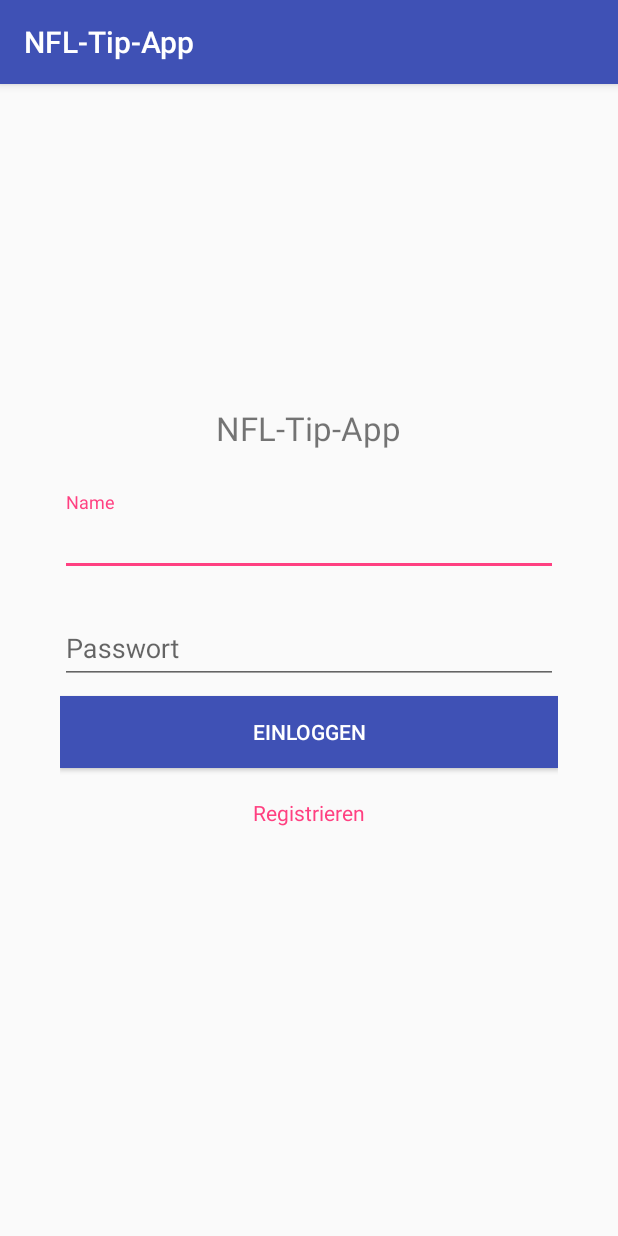
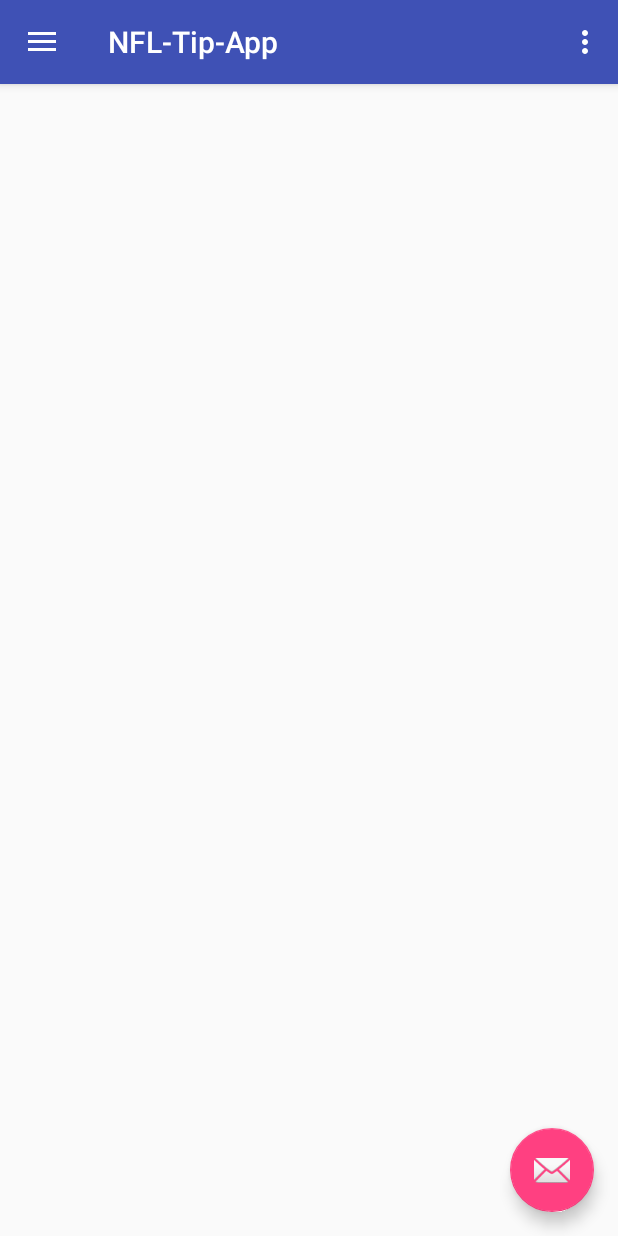
Before and after one commit to on-delete/NFLTipApp, an Android app: the screen it shows after launch (LoginActivity before the commit, MainActivity after it), on a phone screen of 412 x 824 dp. Run offline under Robolectric (Android 15) with nearby library versions, the phone set to English and light mode, and no system bars.

Commit message:
added main activity after successfull login, name and uuid are passed to main activity

```diff
--- a/app/src/main/java/com/andre/nfltipapp/LoginActivity.java
+++ b/app/src/main/java/com/andre/nfltipapp/LoginActivity.java
@@ -2,29 +2,20 @@
 
 import android.app.Fragment;
 import android.app.FragmentTransaction;
-import android.content.SharedPreferences;
 import android.support.v7.app.AppCompatActivity;
 import android.os.Bundle;
 
 public class LoginActivity extends AppCompatActivity {
 
-    private SharedPreferences pref;
-
     @Override
     protected void onCreate(Bundle savedInstanceState) {
         super.onCreate(savedInstanceState);
         setContentView(R.layout.activity_login);
-        pref = getPreferences(0);
         initFragment();
     }
 
     private void initFragment(){
-        //Fragment fragment;
-        /*if(pref.getBoolean(Constants.IS_LOGGED_IN,false)){
-            //TODO: Direct to main activity
-        }else {*/
         Fragment fragment = new LoginFragment();
-        //}
         FragmentTransaction ft = getFragmentManager().beginTransaction();
         ft.replace(R.id.fragment_frame,fragment);
         ft.commit();
--- a/app/src/main/java/com/andre/nfltipapp/LoginFragment.java
+++ b/app/src/main/java/com/andre/nfltipapp/LoginFragment.java
@@ -2,9 +2,8 @@
 
 import android.app.Fragment;
 import android.app.FragmentTransaction;
-import android.content.SharedPreferences;
+import android.content.Intent;
 import android.os.Bundle;
-import android.os.Debug;
 import android.support.design.widget.Snackbar;
 import android.support.v7.widget.AppCompatButton;
 import android.util.Log;
@@ -29,11 +28,8 @@
  */
 
 public class LoginFragment extends Fragment implements View.OnClickListener{
-    private AppCompatButton btn_login;
     private EditText et_name,et_password;
-    private TextView tv_register;
     private ProgressBar progress;
-    private SharedPreferences pref;
 
     @Override
     public View onCreateView(LayoutInflater inflater, ViewGroup container, Bundle savedInstanceState) {
@@ -43,10 +39,8 @@
     }
 
     private void initViews(View view){
-        pref = getActivity().getPreferences(0);
-
-        btn_login = (AppCompatButton)view.findViewById(R.id.btn_login);
-        tv_register = (TextView)view.findViewById(R.id.tv_register);
+        AppCompatButton btn_login = (AppCompatButton) view.findViewById(R.id.btn_login);
+        TextView tv_register = (TextView) view.findViewById(R.id.tv_register);
         et_name = (EditText)view.findViewById(R.id.et_name);
         et_password = (EditText)view.findViewById(R.id.et_password);
 
@@ -94,12 +88,8 @@
                 progress.setVisibility(View.INVISIBLE);
                 if(resp.getResult().equals(Constants.SUCCESS)){
                     if(resp.getMessage().equals(Constants.LOGIN_SUCCESSFULL)){
-                        SharedPreferences.Editor editor = pref.edit();
-                        editor.putBoolean(Constants.IS_LOGGED_IN,true);
-                        editor.putString(Constants.NAME,resp.getUser().getName());
-                        editor.putString(Constants.UUID,resp.getUser().getUuid());
-                        editor.apply();
-                        goToMainActivity();
+                        Snackbar.make(getView(),"Login Successfull!", Snackbar.LENGTH_LONG).show();
+                        goToMainActivity(resp.getUser().getName(), resp.getUser().getUuid());
                     } else {
                         Snackbar.make(getView(),"Login Failed!", Snackbar.LENGTH_LONG).show();
                     }
@@ -122,9 +112,13 @@
         ft.commit();
     }
 
-    private void goToMainActivity(){
+    private void goToMainActivity(String name, String uuid){
         Log.d(Constants.TAG, "Login successfull!");
-//TODO: Switch to MainActivity after success
+        Intent intent = new Intent(this.getActivity(), MainActivity.class);
+        intent.putExtra(Constants.NAME, name);
+        intent.putExtra(Constants.UUID, uuid);
+        this.getActivity().finish();
+        startActivity(intent);
     }
 
 }
--- /dev/null
+++ b/app/src/main/java/com/andre/nfltipapp/MainActivity.java
@@ -0,0 +1,111 @@
+package com.andre.nfltipapp;
+
+import android.content.Intent;
+import android.os.Bundle;
+import android.support.design.widget.FloatingActionButton;
+import android.support.design.widget.Snackbar;
+import android.util.Log;
+import android.view.View;
+import android.support.design.widget.NavigationView;
+import android.support.v4.view.GravityCompat;
+import android.support.v4.widget.DrawerLayout;
+import android.support.v7.app.ActionBarDrawerToggle;
+import android.support.v7.app.AppCompatActivity;
+import android.support.v7.widget.Toolbar;
+import android.view.Menu;
+import android.view.MenuItem;
+
+public class MainActivity extends AppCompatActivity
+        implements NavigationView.OnNavigationItemSelectedListener {
+
+    @Override
+    protected void onCreate(Bundle savedInstanceState) {
+        super.onCreate(savedInstanceState);
+        setContentView(R.layout.activity_main);
+
+        Intent intent = getIntent();
+        String name = intent.getStringExtra(Constants.NAME) == null ? "admin" : intent.getStringExtra(Constants.NAME);
+        String uuid = intent.getStringExtra(Constants.UUID) == null ? "7" : intent.getStringExtra(Constants.UUID);
+        Log.d(Constants.TAG,name);
+        Log.d(Constants.TAG,uuid);
+
+        Toolbar toolbar = (Toolbar) findViewById(R.id.toolbar);
+        setSupportActionBar(toolbar);
+
+        FloatingActionButton fab = (FloatingActionButton) findViewById(R.id.fab);
+        fab.setOnClickListener(new View.OnClickListener() {
+            @Override
+            public void onClick(View view) {
+                Snackbar.make(view, "Replace with your own action", Snackbar.LENGTH_LONG)
+                        .setAction("Action", null).show();
+            }
+        });
+
+        DrawerLayout drawer = (DrawerLayout) findViewById(R.id.drawer_layout);
+        ActionBarDrawerToggle toggle = new ActionBarDrawerToggle(
+                this, drawer, toolbar, R.string.navigation_drawer_open, R.string.navigation_drawer_close);
+        drawer.setDrawerListener(toggle);
+        toggle.syncState();
+
+        NavigationView navigationView = (NavigationView) findViewById(R.id.nav_view);
+        navigationView.setNavigationItemSelectedListener(this);
+    }
+
+    @Override
+    public void onBackPressed() {
+        DrawerLayout drawer = (DrawerLayout) findViewById(R.id.drawer_layout);
+        if (drawer.isDrawerOpen(GravityCompat.START)) {
+            drawer.closeDrawer(GravityCompat.START);
+        } else {
+            super.onBackPressed();
+        }
+    }
+
+    @Override
+    public boolean onCreateOptionsMenu(Menu menu) {
+        // Inflate the menu; this adds items to the action bar if it is present.
+        getMenuInflater().inflate(R.menu.main, menu);
+        return true;
+    }
+
+    @Override
+    public boolean onOptionsItemSelected(MenuItem item) {
+        // Handle action bar item clicks here. The action bar will
+        // automatically handle clicks on the Home/Up button, so long
+        // as you specify a parent activity in AndroidManifest.xml.
+        int id = item.getItemId();
+
+        //noinspection SimplifiableIfStatement
+        if (id == R.id.action_settings) {
+            return true;
+        }
+
+        return super.onOptionsItemSelected(item);
+    }
+
+    @SuppressWarnings("StatementWithEmptyBody")
+    @Override
+    public boolean onNavigationItemSelected(MenuItem item) {
+        // Handle navigation view item clicks here.
+        int id = item.getItemId();
+
+        //TODO: Austauschen mit eigenen Handlern
+        /*if (id == R.id.nav_camera) {
+            // Handle the camera action
+        } else if (id == R.id.nav_gallery) {
+
+        } else if (id == R.id.nav_slideshow) {
+
+        } else if (id == R.id.nav_manage) {
+
+        } else if (id == R.id.nav_share) {
+
+        } else if (id == R.id.nav_send) {
+
+        }*/
+
+        DrawerLayout drawer = (DrawerLayout) findViewById(R.id.drawer_layout);
+        drawer.closeDrawer(GravityCompat.START);
+        return true;
+    }
+}
--- a/app/src/main/res/layout/activity_login.xml
+++ b/app/src/main/res/layout/activity_login.xml
@@ -10,7 +10,7 @@
         xmlns:tools="http://schemas.android.com/tools"
         android:layout_width="match_parent"
         android:layout_height="match_parent"
-        tools:context="com.learn2crack.loginregistration.MainActivity">
+        tools:context="com.andre.nfltipapp.LoginActivity">
 
         <FrameLayout
             android:id="@+id/fragment_frame"
--- /dev/null
+++ b/app/src/main/res/layout/activity_main.xml
@@ -0,0 +1,25 @@
+<?xml version="1.0" encoding="utf-8"?>
+<android.support.v4.widget.DrawerLayout xmlns:android="http://schemas.android.com/apk/res/android"
+    xmlns:app="http://schemas.android.com/apk/res-auto"
+    xmlns:tools="http://schemas.android.com/tools"
+    android:id="@+id/drawer_layout"
+    android:layout_width="match_parent"
+    android:layout_height="match_parent"
+    android:fitsSystemWindows="true"
+    tools:openDrawer="start">
+
+    <include
+        layout="@layout/activity_main_app_bar"
+        android:layout_width="match_parent"
+        android:layout_height="match_parent" />
+
+    <android.support.design.widget.NavigationView
+        android:id="@+id/nav_view"
+        android:layout_width="wrap_content"
+        android:layout_height="match_parent"
+        android:layout_gravity="start"
+        android:fitsSystemWindows="true"
+        app:headerLayout="@layout/activity_main_nav_header"
+        app:menu="@menu/main_menu_navibar" />
+
+</android.support.v4.widget.DrawerLayout>
--- /dev/null
+++ b/app/src/main/res/layout/activity_main_app_bar.xml
@@ -0,0 +1,34 @@
+<?xml version="1.0" encoding="utf-8"?>
+<android.support.design.widget.CoordinatorLayout xmlns:android="http://schemas.android.com/apk/res/android"
+    xmlns:app="http://schemas.android.com/apk/res-auto"
+    xmlns:tools="http://schemas.android.com/tools"
+    android:layout_width="match_parent"
+    android:layout_height="match_parent"
+    android:fitsSystemWindows="true"
+    tools:context="com.andre.nfltipapp.MainActivity">
+
+    <android.support.design.widget.AppBarLayout
+        android:layout_width="match_parent"
+        android:layout_height="wrap_content"
+        android:theme="@style/AppTheme.AppBarOverlay">
+
+        <android.support.v7.widget.Toolbar
+            android:id="@+id/toolbar"
+            android:layout_width="match_parent"
+            android:layout_height="?attr/actionBarSize"
+            android:background="?attr/colorPrimary"
+            app:popupTheme="@style/AppTheme.PopupOverlay" />
+
+    </android.support.design.widget.AppBarLayout>
+
+    <include layout="@layout/activity_main_content" />
+
+    <android.support.design.widget.FloatingActionButton
+        android:id="@+id/fab"
+        android:layout_width="wrap_content"
+        android:layout_height="wrap_content"
+        android:layout_gravity="bottom|end"
+        android:layout_margin="@dimen/fab_margin"
+        app:srcCompat="@android:drawable/ic_dialog_email" />
+
+</android.support.design.widget.CoordinatorLayout>
--- /dev/null
+++ b/app/src/main/res/layout/activity_main_content.xml
@@ -0,0 +1,16 @@
+<?xml version="1.0" encoding="utf-8"?>
+<RelativeLayout xmlns:android="http://schemas.android.com/apk/res/android"
+    xmlns:app="http://schemas.android.com/apk/res-auto"
+    xmlns:tools="http://schemas.android.com/tools"
+    android:id="@+id/content_main_fragment"
+    android:layout_width="match_parent"
+    android:layout_height="match_parent"
+    android:paddingBottom="@dimen/activity_vertical_margin"
+    android:paddingLeft="@dimen/activity_horizontal_margin"
+    android:paddingRight="@dimen/activity_horizontal_margin"
+    android:paddingTop="@dimen/activity_vertical_margin"
+    app:layout_behavior="@string/appbar_scrolling_view_behavior"
+    tools:context="com.andre.nfltipapp.MainActivity"
+    tools:showIn="@layout/activity_main_app_bar">
+
+</RelativeLayout>
--- /dev/null
+++ b/app/src/main/res/menu/main.xml
@@ -0,0 +1,9 @@
+<?xml version="1.0" encoding="utf-8"?>
+<menu xmlns:android="http://schemas.android.com/apk/res/android"
+    xmlns:app="http://schemas.android.com/apk/res-auto">
+    <item
+        android:id="@+id/action_settings"
+        android:orderInCategory="100"
+        android:title="@string/action_settings"
+        app:showAsAction="never" />
+</menu>
--- /dev/null
+++ b/app/src/main/res/menu/main_menu_navibar.xml
@@ -0,0 +1,12 @@
+<?xml version="1.0" encoding="utf-8"?>
+<menu xmlns:android="http://schemas.android.com/apk/res/android">
+
+    <group android:checkableBehavior="single">
+        <item
+            android:id="@+id/nav_tip"
+            android:title="@string/tip" />
+        <item
+            android:id="@+id/nav_scoreboard"
+            android:title="@string/scoreboard" />
+    </group>
+</menu>
--- /dev/null
+++ b/app/src/main/res/values-v21/styles.xml
@@ -0,0 +1,9 @@
+<resources>
+
+    <style name="AppTheme.NoActionBar">
+        <item name="windowActionBar">false</item>
+        <item name="windowNoTitle">true</item>
+        <item name="android:windowDrawsSystemBarBackgrounds">true</item>
+        <item name="android:statusBarColor">@android:color/transparent</item>
+    </style>
+</resources>
--- a/app/src/main/res/values/dimens.xml
+++ b/app/src/main/res/values/dimens.xml
@@ -2,4 +2,8 @@
     <!-- Default screen margins, per the Android Design guidelines. -->
     <dimen name="activity_horizontal_margin">16dp</dimen>
     <dimen name="activity_vertical_margin">16dp</dimen>
+    <!-- Default screen margins, per the Android Design guidelines. -->
+    <dimen name="nav_header_vertical_spacing">16dp</dimen>
+    <dimen name="nav_header_height">160dp</dimen>
+    <dimen name="fab_margin">16dp</dimen>
 </resources>
--- a/app/src/main/res/values/strings.xml
+++ b/app/src/main/res/values/strings.xml
@@ -7,4 +7,12 @@
     <string name="name">Name</string>
     <string name="register">Registrieren</string>
     <string name="login_now">Einloggen</string>
+    <string name="title_activity_main_fragment">MainFragment</string>
+
+    <string name="navigation_drawer_open">Open navigation drawer</string>
+    <string name="navigation_drawer_close">Close navigation drawer</string>
+
+    <string name="action_settings">Settings</string>
+    <string name="tip">Tippen</string>
+    <string name="scoreboard">Scoreboard</string>
 </resources>
--- a/app/src/main/res/values/styles.xml
+++ b/app/src/main/res/values/styles.xml
@@ -6,6 +6,17 @@
         <item name="colorPrimary">@color/colorPrimary</item>
         <item name="colorPrimaryDark">@color/colorPrimaryDark</item>
         <item name="colorAccent">@color/colorAccent</item>
+        <item name="windowActionBar">false</item>
+        <item name="windowNoTitle">true</item>
     </style>
 
+    <style name="AppTheme.NoActionBar">
+        <item name="windowActionBar">false</item>
+        <item name="windowNoTitle">true</item>
+    </style>
+
+    <style name="AppTheme.AppBarOverlay" parent="ThemeOverlay.AppCompat.Dark.ActionBar" />
+
+    <style name="AppTheme.PopupOverlay" parent="ThemeOverlay.AppCompat.Light" />
+
 </resources>
```
Also changed, not shown: app/src/main/AndroidManifest.xml (+8 -2 lines), app/src/main/java/com/andre/nfltipapp/RegisterFragment.java (+2 -5 lines), app/src/main/res/drawable/side_nav_bar.xml (added, +9 -0 lines), app/src/main/res/layout/activity_main_nav_header.xml (added, +35 -0 lines), app/src/main/res/values/drawables.xml (added, +8 -0 lines).
